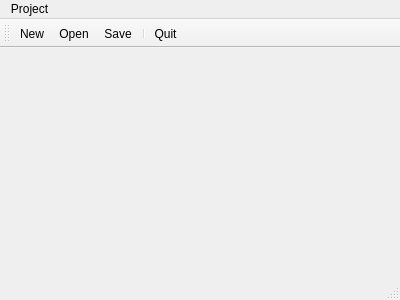
Qt form mainwindow.ui (mspr/Lucy) before a commit.
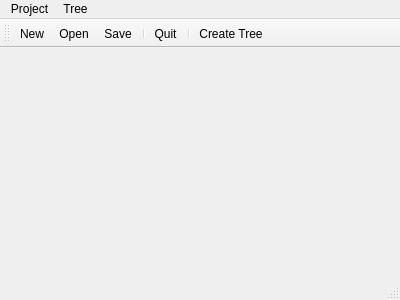
The same form after that commit. Icons and pictures are not drawn.

Commit message: Add action to create Tree and continue implementation for Person class.

```diff
--- a/mainwindow.ui
+++ b/mainwindow.ui
@@ -31,7 +31,14 @@
     <addaction name="actionOpen"/>
     <addaction name="actionSave"/>
    </widget>
+   <widget class="QMenu" name="menuTree">
+    <property name="title">
+     <string>Tree</string>
+    </property>
+    <addaction name="actionCreateTree"/>
+   </widget>
    <addaction name="menuProject"/>
+   <addaction name="menuTree"/>
   </widget>
   <widget class="QToolBar" name="mainToolBar">
    <attribute name="toolBarArea">
@@ -45,6 +52,8 @@
    <addaction name="actionSave"/>
    <addaction name="separator"/>
    <addaction name="actionQuit"/>
+   <addaction name="separator"/>
+   <addaction name="actionCreateTree"/>
   </widget>
   <widget class="QStatusBar" name="statusBar"/>
   <action name="actionNew">
@@ -95,6 +104,18 @@
     <string>Ctrl+Q</string>
    </property>
   </action>
+  <action name="actionCreateTree">
+   <property name="icon">
+    <iconset resource="resources.qrc">
+     <normaloff>:/images/tree.png</normaloff>:/images/tree.png</iconset>
+   </property>
+   <property name="text">
+    <string>Create Tree</string>
+   </property>
+   <property name="shortcut">
+    <string>Ctrl+T</string>
+   </property>
+  </action>
  </widget>
  <layoutdefault spacing="6" margin="11"/>
  <resources>
```
Left out of the diff: 21 changed lines with no effect on the pictures. The commit also changes 10 other files.
